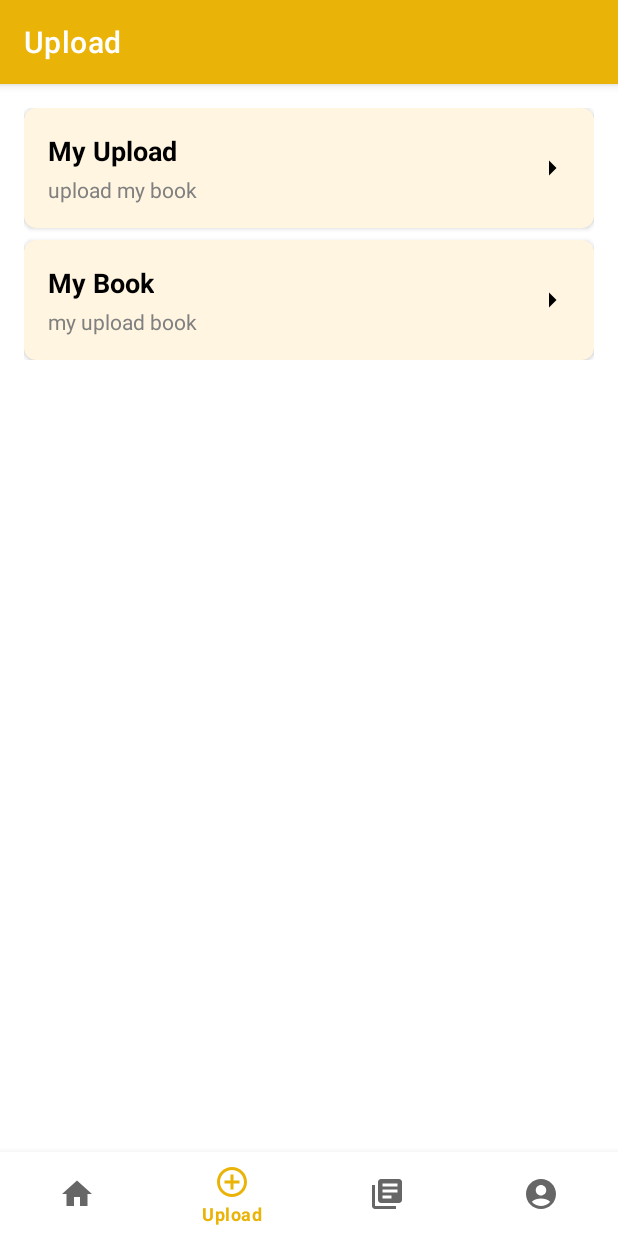
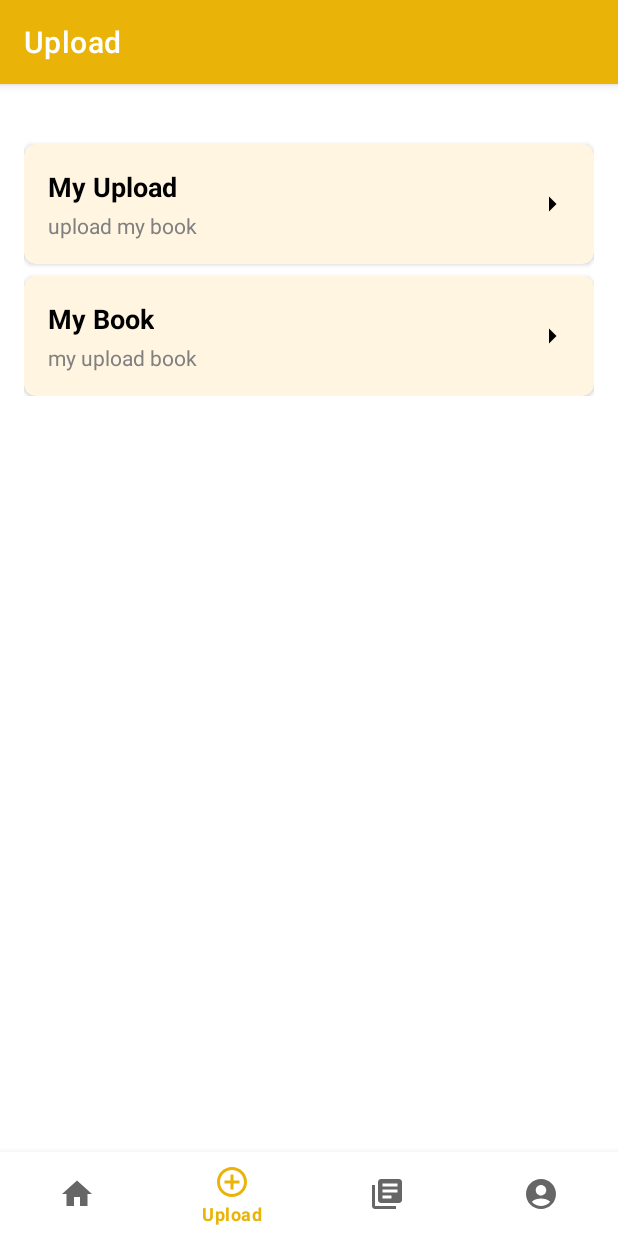
Before and after one commit to FaishalFaruq02/CapstoneProject, an Android app: the UploadFragment screen opened through its navigation route, on a phone screen of 412 x 824 dp. Run offline under Robolectric (Android 15) with nearby library versions, the phone set to English and light mode, and no system bars; our stand-ins replace navigation-ui; pictures from the network do not load.

Commit message:
add library

```diff
--- a/app/build.gradle.kts
+++ b/app/build.gradle.kts
@@ -9,7 +9,7 @@ android {
 
     defaultConfig {
         applicationId = "com.example.capstoneproject"
-        minSdk = 26
+        minSdk = 21
         targetSdk = 35
         versionCode = 1
         versionName = "1.0"
--- a/app/src/main/res/layout/fragment_home.xml
+++ b/app/src/main/res/layout/fragment_home.xml
@@ -9,7 +9,7 @@
     <androidx.core.widget.NestedScrollView
         android:layout_width="match_parent"
         android:layout_height="match_parent"
-        android:layout_marginTop="8dp"
+        android:layout_marginTop="16dp"
         android:layout_marginBottom="70dp"
         app:layout_constraintTop_toTopOf="parent"
         app:layout_constraintBottom_toBottomOf="parent">
--- a/app/src/main/res/layout/fragment_library.xml
+++ b/app/src/main/res/layout/fragment_library.xml
@@ -12,7 +12,7 @@
         android:layout_width="wrap_content"
         android:layout_height="wrap_content"
         android:layout_marginStart="16dp"
-        android:layout_marginTop="8dp"
+        android:layout_marginTop="24dp"
         android:text="@string/My_Book"
         android:textColor="?attr/colorOnBackground"
         android:textSize="18sp"
@@ -25,7 +25,7 @@
         android:id="@+id/rvLibrary"
         android:layout_width="0dp"
         android:layout_height="0dp"
-        android:layout_marginTop="16dp"
+        android:layout_marginTop="24dp"
         android:padding="16dp"
         app:layout_constraintBottom_toBottomOf="parent"
         app:layout_constraintEnd_toEndOf="parent"
--- a/app/src/main/res/layout/fragment_upload.xml
+++ b/app/src/main/res/layout/fragment_upload.xml
@@ -16,6 +16,7 @@
             android:id="@+id/card_my_upload"
             android:layout_width="match_parent"
             android:layout_height="wrap_content"
+            android:layout_marginTop="24dp"
             android:layout_marginBottom="8dp"
             android:elevation="4dp"
             app:cardCornerRadius="8dp"
```
